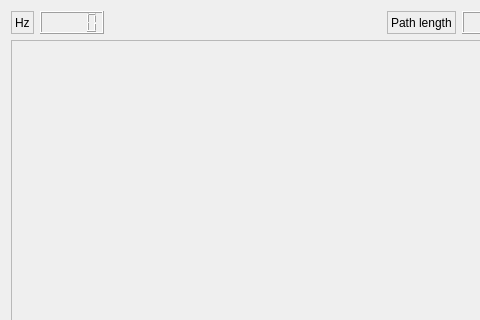
The window that insect/sm_grid_planner/src/mainUI.ui (robocomp/robocomp-shadow) describes before a commit, drawn with Qt 5; both pictures show x 0 to 480 and y 0 to 320 of the 800 by 600 pixel window.
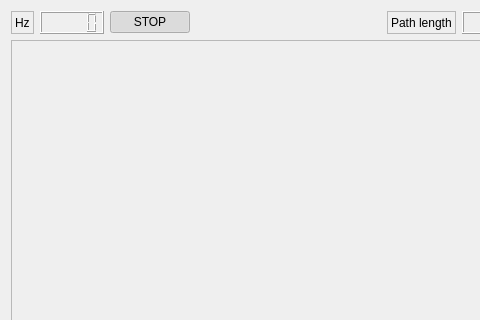
The same window after the commit.

Diff of the .ui file:
```diff
--- a/insect/sm_grid_planner/src/mainUI.ui
+++ b/insect/sm_grid_planner/src/mainUI.ui
@@ -44,6 +44,19 @@
          </item>
         </layout>
        </item>
+       <item>
+        <widget class="QPushButton" name="pushButton_stop">
+         <property name="text">
+          <string>STOP</string>
+         </property>
+         <property name="checkable">
+          <bool>true</bool>
+         </property>
+         <property name="checked">
+          <bool>true</bool>
+         </property>
+        </widget>
+       </item>
        <item>
         <spacer name="horizontalSpacer">
          <property name="orientation">
```
